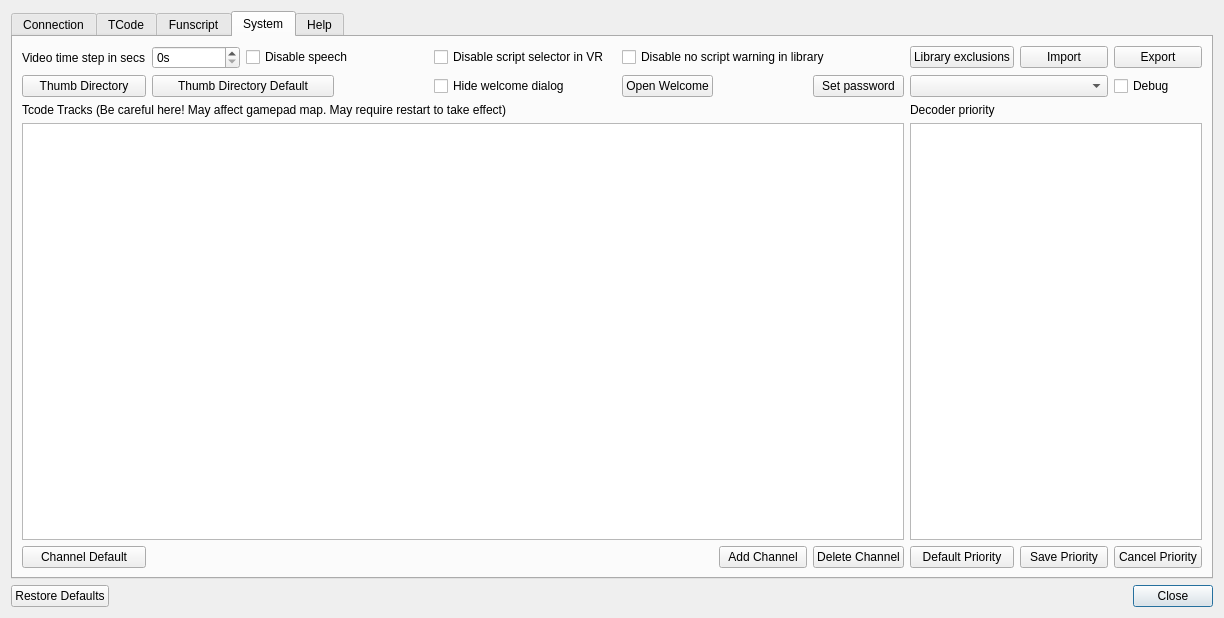
Qt form src/settings.ui (jcfain/XTPlayer) before a commit.
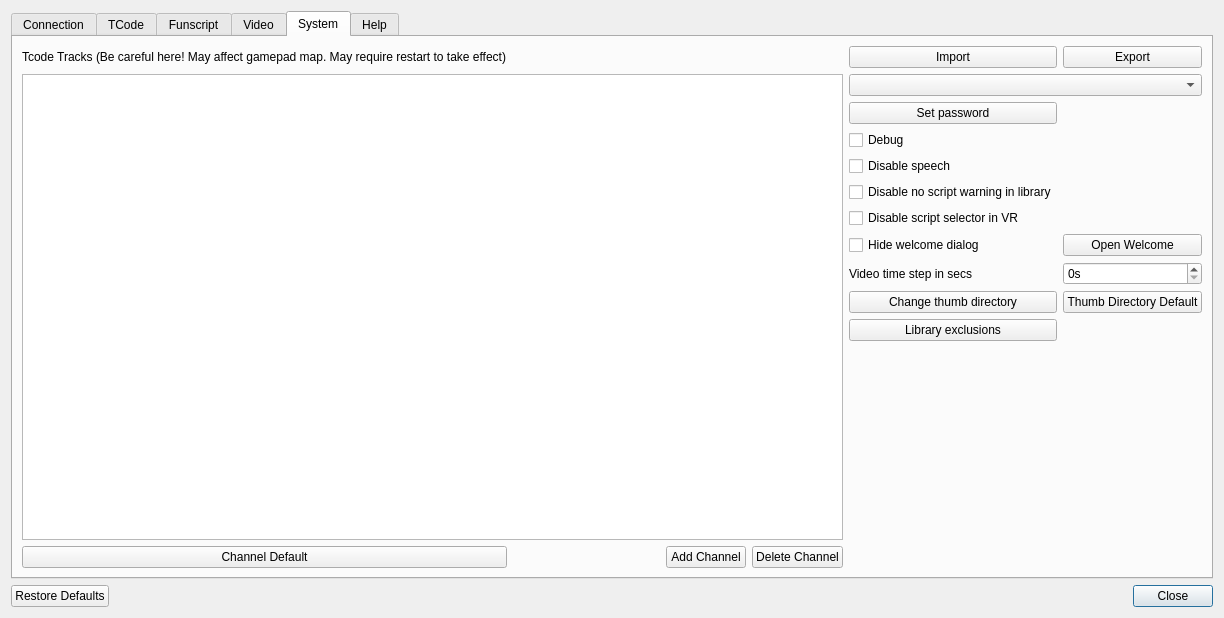
The same form after that commit. The open tabs and pages were chosen to show the change. Icons and pictures are not drawn.

Commit message: Changed windows build to ffmpeg to 4.3 Adding new video tab in options Added a change vicdeo renderer option. (Had and issue with changing after a video has been played. For not it can only be changed before any video has been played and requires restart.)

The edit to the form file:
```diff
--- a/src/settings.ui
+++ b/src/settings.ui
@@ -461,12 +461,125 @@
        </widget>
       </widget>
      </widget>
+     <widget class="QWidget" name="videoTab">
+      <attribute name="title">
+       <string>Video</string>
+      </attribute>
+      <widget class="QWidget" name="formLayoutWidget">
+       <property name="geometry">
+        <rect>
+         <x>9</x>
+         <y>9</y>
+         <width>431</width>
+         <height>531</height>
+        </rect>
+       </property>
+       <layout class="QFormLayout" name="formLayout_2">
+        <item row="0" column="1">
+         <widget class="QComboBox" name="videoRendererComboBox"/>
+        </item>
+        <item row="0" column="0">
+         <widget class="QLabel" name="videoRendererLabel">
+          <property name="text">
+           <string>Video renderer</string>
+          </property>
+         </widget>
+        </item>
+       </layout>
+      </widget>
+      <widget class="QPushButton" name="savePriorityButton">
+       <property name="geometry">
+        <rect>
+         <x>1013</x>
+         <y>460</y>
+         <width>91</width>
+         <height>21</height>
+        </rect>
+       </property>
+       <property name="text">
+        <string>Save Priority</string>
+       </property>
+      </widget>
+      <widget class="QListWidget" name="decoderListWidget">
+       <property name="geometry">
+        <rect>
+         <x>914</x>
+         <y>29</y>
+         <width>288</width>
+         <height>425</height>
+        </rect>
+       </property>
+       <property name="dragEnabled">
+        <bool>true</bool>
+       </property>
+       <property name="dragDropMode">
+        <enum>QAbstractItemView::InternalMove</enum>
+       </property>
+       <property name="defaultDropAction">
+        <enum>Qt::MoveAction</enum>
+       </property>
+       <property name="alternatingRowColors">
+        <bool>false</bool>
+       </property>
+       <property name="spacing">
+        <number>10</number>
+       </property>
+       <property name="gridSize">
+        <size>
+         <width>0</width>
+         <height>30</height>
+        </size>
+       </property>
+       <property name="selectionRectVisible">
+        <bool>false</bool>
+       </property>
+      </widget>
+      <widget class="QLabel" name="label_3">
+       <property name="geometry">
+        <rect>
+         <x>914</x>
+         <y>10</y>
+         <width>288</width>
+         <height>13</height>
+        </rect>
+       </property>
+       <property name="text">
+        <string>Decoder priority</string>
+       </property>
+      </widget>
+      <widget class="QPushButton" name="defaultPriorityButton">
+       <property name="geometry">
+        <rect>
+         <x>914</x>
+         <y>460</y>
+         <width>93</width>
+         <height>21</height>
+        </rect>
+       </property>
+       <property name="text">
+        <string>Default Priority</string>
+       </property>
+      </widget>
+      <widget class="QPushButton" name="cancelPriorityButton">
+       <property name="geometry">
+        <rect>
+         <x>1110</x>
+         <y>460</y>
+         <width>92</width>
+         <height>21</height>
+        </rect>
+       </property>
+       <property name="text">
+        <string>Cancel Priority</string>
+       </property>
+      </widget>
+     </widget>
      <widget class="QWidget" name="systemtab">
       <attribute name="title">
        <string>System</string>
       </attribute>
       <layout class="QGridLayout" name="gridLayout_4">
-       <item row="0" column="1">
+       <item row="8" column="10">
         <widget class="QSpinBox" name="videoIncrementSpinBox">
          <property name="toolTip">
           <string>This sets the value the video will either skip forward or back via shortcuts.</string>
@@ -482,185 +595,86 @@
          </property>
         </widget>
        </item>
-       <item row="4" column="0" colspan="7">
-        <widget class="QLabel" name="label">
+       <item row="9" column="10">
+        <widget class="QPushButton" name="thumbsDirDefaultButton">
          <property name="text">
-          <string>Tcode Tracks (Be careful here! May affect gamepad map. May require restart to take effect)</string>
+          <string>Thumb Directory Default</string>
          </property>
         </widget>
        </item>
-       <item row="5" column="9" colspan="3">
-        <widget class="QListWidget" name="decoderListWidget">
-         <property name="dragEnabled">
-          <bool>true</bool>
-         </property>
-         <property name="dragDropMode">
-          <enum>QAbstractItemView::InternalMove</enum>
-         </property>
-         <property name="defaultDropAction">
-          <enum>Qt::MoveAction</enum>
-         </property>
-         <property name="alternatingRowColors">
-          <bool>false</bool>
-         </property>
-         <property name="spacing">
-          <number>10</number>
-         </property>
-         <property name="gridSize">
-          <size>
-           <width>0</width>
-           <height>30</height>
-          </size>
-         </property>
-         <property name="selectionRectVisible">
-          <bool>false</bool>
-         </property>
-        </widget>
-       </item>
-       <item row="4" column="9" colspan="3">
-        <widget class="QLabel" name="label_3">
-         <property name="text">
-          <string>Decoder priority</string>
-         </property>
-        </widget>
-       </item>
-       <item row="6" column="7">
-        <widget class="QPushButton" name="channelAddButton">
-         <property name="text">
-          <string>Add Channel</string>
-         </property>
-        </widget>
-       </item>
-       <item row="0" column="9">
+       <item row="10" column="9">
         <widget class="QPushButton" name="libraryExclusionsBtn">
          <property name="text">
           <string>Library exclusions</string>
          </property>
         </widget>
        </item>
-       <item row="0" column="11">
-        <widget class="QPushButton" name="exportButton">
-         <property name="text">
-          <string>Export</string>
-         </property>
-        </widget>
-       </item>
-       <item row="0" column="0">
-        <widget class="QLabel" name="label_2">
+       <item row="6" column="9">
+        <widget class="QCheckBox" name="disableVRScriptNotFoundCheckbox">
          <property name="toolTip">
           <string>This sets the value the video will either skip forward or back via shortcuts.</string>
          </property>
          <property name="text">
-          <string>Video time step in secs</string>
+          <string>Disable script selector in VR</string>
          </property>
         </widget>
        </item>
-       <item row="0" column="10">
-        <widget class="QPushButton" name="importButton">
-         <property name="text">
-          <string>Import</string>
-         </property>
-        </widget>
-       </item>
-       <item row="0" column="2" colspan="2">
-        <widget class="QCheckBox" name="disableTextToSpeechCheckBox">
-         <property name="toolTip">
-          <string>This disables all speech in the app.</string>
-         </property>
-         <property name="text">
-          <string>Disable speech</string>
-         </property>
-        </widget>
-       </item>
-       <item row="5" column="0" colspan="9">
+       <item row="1" column="0" rowspan="11" colspan="9">
         <widget class="QTableView" name="channelTableView"/>
        </item>
-       <item row="6" column="8">
+       <item row="12" column="8">
         <widget class="QPushButton" name="channelDeleteButton">
          <property name="text">
           <string>Delete Channel</string>
          </property>
         </widget>
        </item>
-       <item row="6" column="10">
-        <widget class="QPushButton" name="savePriorityButton">
+       <item row="0" column="9">
+        <widget class="QPushButton" name="importButton">
          <property name="text">
-          <string>Save Priority</string>
+          <string>Import</string>
+         </property>
+        </widget>
+       </item>
+       <item row="12" column="7">
+        <widget class="QPushButton" name="channelAddButton">
+         <property name="text">
+          <string>Add Channel</string>
+         </property>
+        </widget>
+       </item>
+       <item row="0" column="10">
+        <widget class="QPushButton" name="exportButton">
+         <property name="text">
+          <string>Export</string>
+         </property>
+        </widget>
+       </item>
+       <item row="2" column="9">
+        <widget class="QPushButton" name="passwordButton">
+         <property name="text">
+          <string>Set password</string>
          </property>
         </widget>
        </item>
        <item row="1" column="9" colspan="2">
         <widget class="QComboBox" name="tCodeVersionComboBox"/>
        </item>
-       <item row="1" column="1" colspan="2">
-        <widget class="QPushButton" name="thumbsDirDefaultButton">
-         <property name="text">
-          <string>Thumb Directory Default</string>
-         </property>
-        </widget>
-       </item>
-       <item row="1" column="11">
-        <widget class="QCheckBox" name="checkBox">
-         <property name="text">
-          <string>Debug</string>
-         </property>
-        </widget>
-       </item>
-       <item row="6" column="11">
-        <widget class="QPushButton" name="cancelPriorityButton">
-         <property name="text">
-          <string>Cancel Priority</string>
-         </property>
-        </widget>
-       </item>
-       <item row="6" column="0">
+       <item row="12" column="0">
         <widget class="QPushButton" name="axisDefaultButton">
          <property name="text">
           <string>Channel Default</string>
          </property>
         </widget>
        </item>
-       <item row="1" column="0">
-        <widget class="QPushButton" name="thumbDirButton">
-         <property name="text">
-          <string>Thumb Directory</string>
-         </property>
-        </widget>
-       </item>
-       <item row="6" column="9">
-        <widget class="QPushButton" name="defaultPriorityButton">
-         <property name="text">
-          <string>Default Priority</string>
-         </property>
-        </widget>
-       </item>
-       <item row="0" column="4" colspan="2">
-        <widget class="QCheckBox" name="disableVRScriptNotFoundCheckbox">
-         <property name="toolTip">
-          <string>This disables the Script not found\n
-selector when in VR and the video playing\n
-has no script associated with it.</string>
-         </property>
-         <property name="text">
-          <string>Disable script selector in VR</string>
-         </property>
-        </widget>
-       </item>
-       <item row="1" column="4" colspan="2">
+       <item row="7" column="9">
         <widget class="QCheckBox" name="hideWelcomeDialog">
          <property name="text">
           <string>Hide welcome dialog</string>
          </property>
         </widget>
        </item>
-       <item row="1" column="8">
-        <widget class="QPushButton" name="passwordButton">
-         <property name="text">
-          <string>Set password</string>
-         </property>
-        </widget>
-       </item>
-       <item row="0" column="6" colspan="3">
+       <item row="5" column="9">
         <widget class="QCheckBox" name="disableNoScriptFoundInLibrary">
          <property name="toolTip">
           <string>This will disable the warning that pops up\n
@@ -672,13 +686,54 @@
          </property>
         </widget>
        </item>
-       <item row="1" column="6">
+       <item row="4" column="9">
+        <widget class="QCheckBox" name="disableTextToSpeechCheckBox">
+         <property name="toolTip">
+          <string>This disables all speech in the app.</string>
+         </property>
+         <property name="text">
+          <string>Disable speech</string>
+         </property>
+        </widget>
+       </item>
+       <item row="0" column="0">
+        <widget class="QLabel" name="label">
+         <property name="text">
+          <string>Tcode Tracks (Be careful here! May affect gamepad map. May require restart to take effect)</string>
+         </property>
+        </widget>
+       </item>
+       <item row="9" column="9">
+        <widget class="QPushButton" name="thumbDirButton">
+         <property name="text">
+          <string>Change thumb directory</string>
+         </property>
+        </widget>
+       </item>
+       <item row="7" column="10">
         <widget class="QPushButton" name="launchWelcomeDialog">
          <property name="text">
           <string>Open Welcome</string>
          </property>
         </widget>
        </item>
+       <item row="8" column="9">
+        <widget class="QLabel" name="label_2">
+         <property name="toolTip">
+          <string>This sets the value the video will either skip forward or back via shortcuts.</string>
+         </property>
+         <property name="text">
+          <string>Video time step in secs</string>
+         </property>
+        </widget>
+       </item>
+       <item row="3" column="9">
+        <widget class="QCheckBox" name="checkBox">
+         <property name="text">
+          <string>Debug</string>
+         </property>
+        </widget>
+       </item>
       </layout>
      </widget>
      <widget class="QWidget" name="helpTab">
```
Left out of the diff: 4 changed lines with no effect on the pictures. The commit also changes 9 other files.
